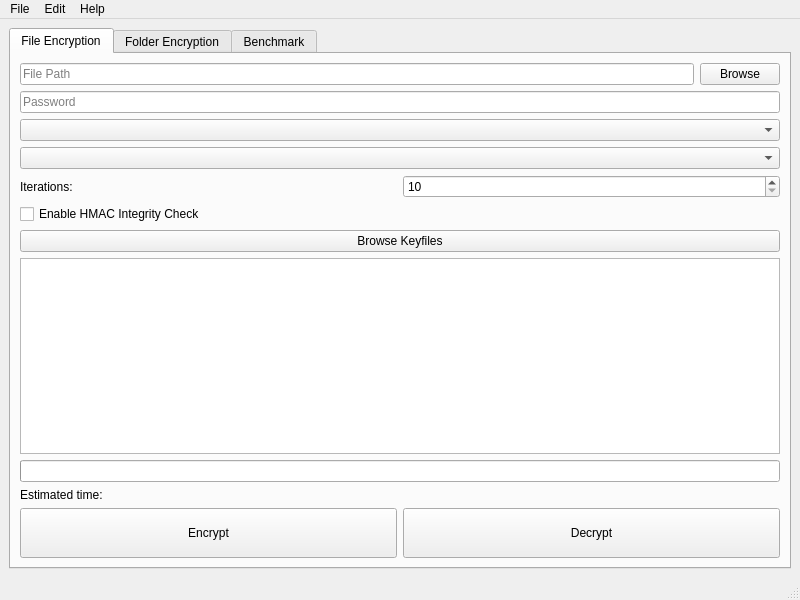
Above: ui/mainwindow.ui from brammittendorff/opencryptui before the change. Below: the same form after it.
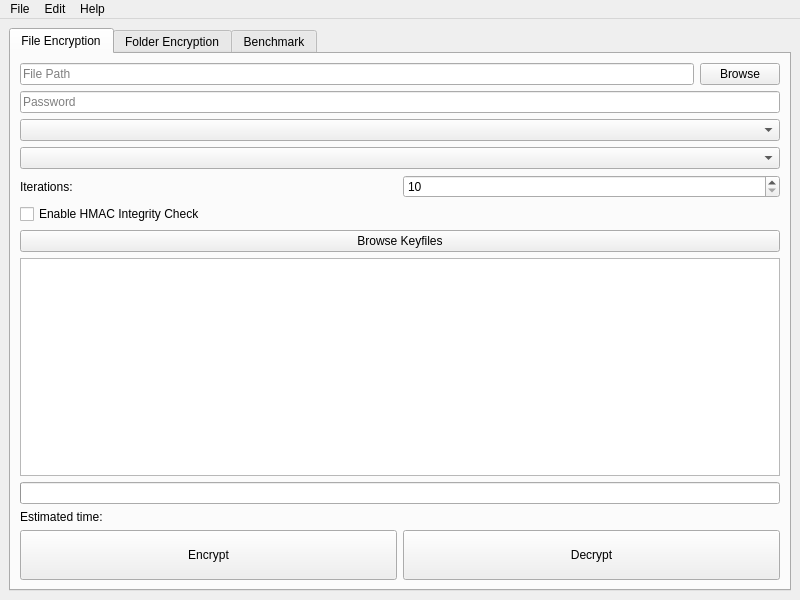
That is the form after the change. Custom widgets are drawn as their Qt base class.

Commit message: Added help menu for ciphers and kdfs to know which one to use

Patch:
```diff
--- a/ui/mainwindow.ui
+++ b/ui/mainwindow.ui
@@ -399,7 +399,6 @@
             <addaction name="menuEdit"/>
             <addaction name="menuHelp"/>
         </widget>
-        <widget class="QStatusBar" name="statusbar"/>
         <action name="actionExit">
             <property name="text">
                 <string>Exit</string>
```
Left out of the diff: 12 changed lines with no effect on the pictures. The commit also changes 2 other files.
